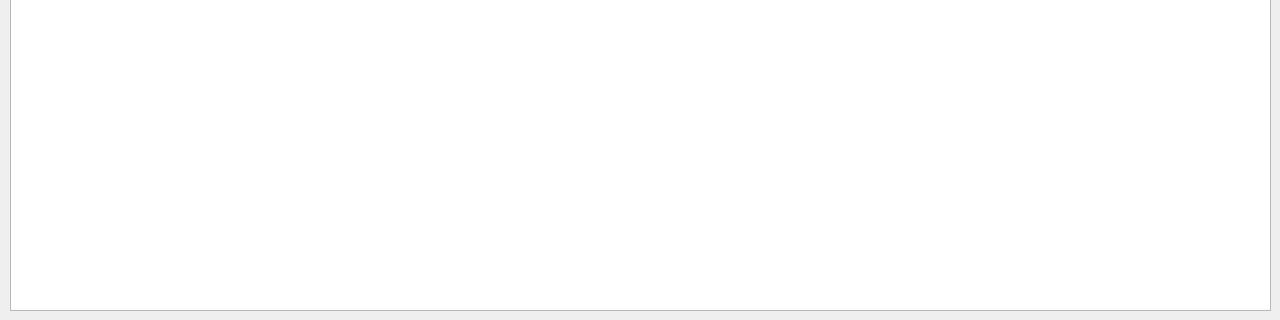
The window that list_athletes.ui (talorno/ArcheryWkoutManager) describes before a commit, drawn with Qt 5; both pictures show x 0 to 1280 and y 480 to 800 of the 1280 by 800 pixel window.
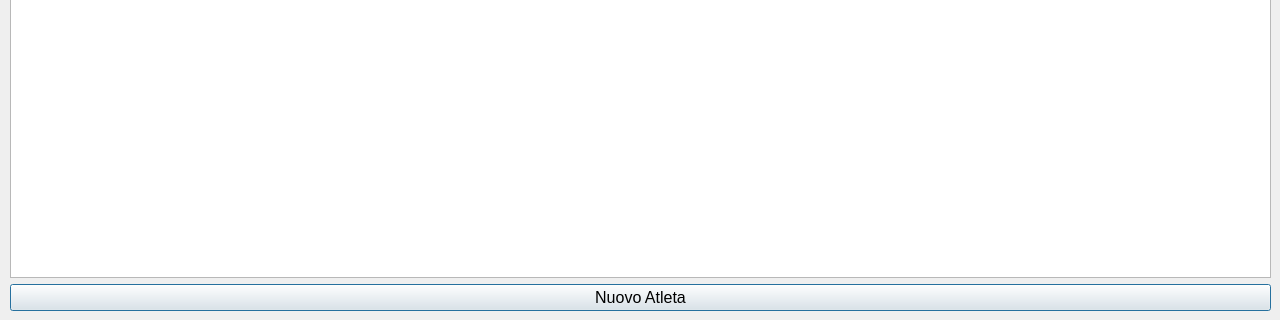
The same window after the commit.

```diff
--- a/list_athletes.ui
+++ b/list_athletes.ui
@@ -34,6 +34,13 @@
     </rect>
    </property>
    <layout class="QGridLayout" name="LYT_listAthlete">
+    <item row="3" column="0">
+     <widget class="QPushButton" name="BTN_newAthlete">
+      <property name="text">
+       <string>Nuovo Atleta</string>
+      </property>
+     </widget>
+    </item>
     <item row="0" column="0">
      <widget class="QTableView" name="TBL_athletesList"/>
     </item>
```
Left out of the diff: 2 changed lines with no effect on the pictures.
